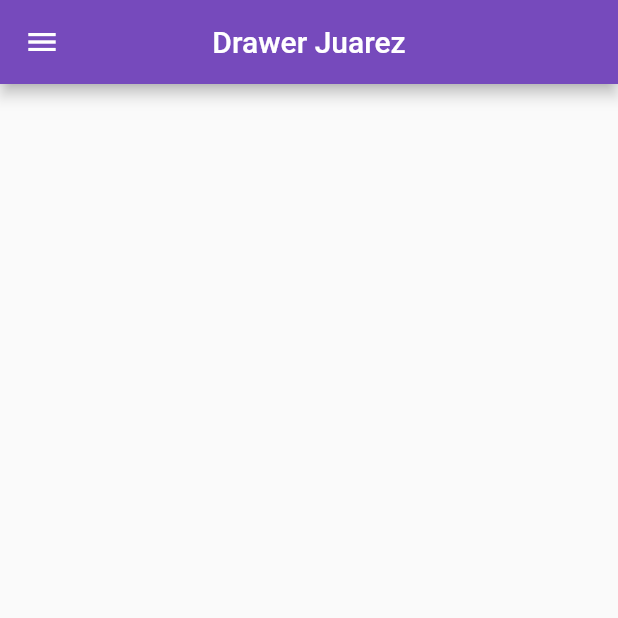
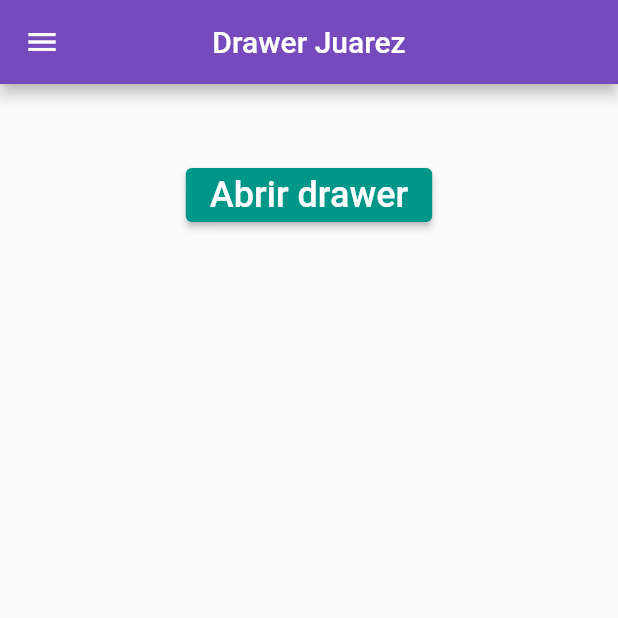
Before and after one commit to AngelArturoJuarezLopez10/Drawer_p_4, a Flutter app: the screen it shows after launch, on a phone screen of 412 x 824 dp, the top half of it. Run offline on Flutter 3.47's test engine with Material 2 defaults, Android fonts, the phone set to English and light mode, and no system bars.

Commit message:
drawer_p_4

```diff
--- a/lib/main.dart
+++ b/lib/main.dart
@@ -11,7 +11,7 @@ class MyApp extends StatelessWidget {
     return MaterialApp(
       title: _title,
       theme: ThemeData(
-        primarySwatch: Colors.pink,
+        primarySwatch: Colors.teal,
       ),
       home: MyHomePage(),
       debugShowCheckedModeBanner: false,
@@ -26,15 +26,18 @@ class MyHomePage extends StatefulWidget {
 }
 
 class _MyHomePageState extends State<MyHomePage> {
+  final GlobalKey<ScaffoldState> _key = GlobalKey();
   @override
   Widget build(BuildContext context) {
     return Scaffold(
+      key: _key,
       appBar: AppBar(
         centerTitle: true,
         backgroundColor: const Color(0xff764abc),
         title: Text('Drawer Juarez'),
       ),
       drawer: Drawer(
+        width: MediaQuery.of(context).size.width * 0.6,
         child: ListView(
           // Important: Remove any padding from the ListView.
           padding: EdgeInsets.zero,
@@ -92,7 +95,24 @@ class _MyHomePageState extends State<MyHomePage> {
           ],
         ),
       ),
-      body: Center(),
+      body: Center(
+        child: Column(
+          children: [
+            SizedBox(
+              height: 50,
+            ),
+            ElevatedButton(
+              onPressed: () {
+                _key.currentState!.openDrawer(); //<-- SEE HERE
+              },
+              child: const Text(
+                'Abrir drawer',
+                style: TextStyle(fontSize: 24),
+              ),
+            ),
+          ],
+        ),
+      ),
     );
   }
 }
```
